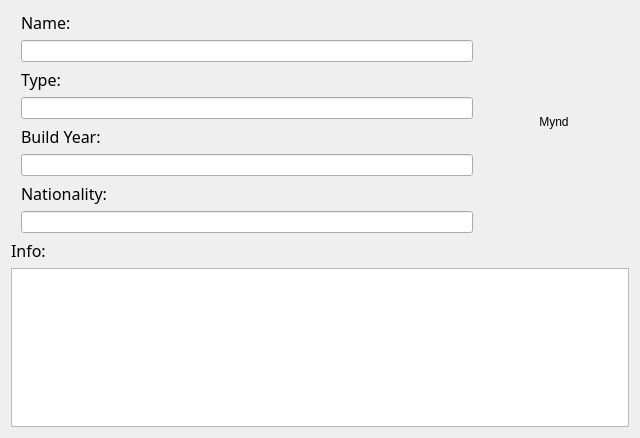
The window that infopagecomp.ui (Fanarito/VLN1) describes before a commit, drawn with Qt 5.
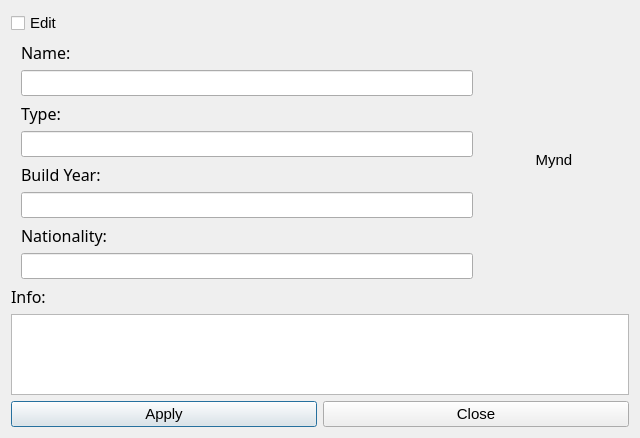
The same window after the commit.

The edit to the form file:
```diff
--- a/infopagecomp.ui
+++ b/infopagecomp.ui
@@ -10,10 +10,22 @@
     <height>438</height>
    </rect>
   </property>
+  <property name="font">
+   <font>
+    <pointsize>11</pointsize>
+   </font>
+  </property>
   <property name="windowTitle">
    <string>Dialog</string>
   </property>
   <layout class="QVBoxLayout" name="verticalLayout_3">
+   <item>
+    <widget class="QCheckBox" name="EditComputerCheckbox">
+     <property name="text">
+      <string>Edit</string>
+     </property>
+    </widget>
+   </item>
    <item>
     <layout class="QHBoxLayout" name="horizontalLayout_3">
      <property name="leftMargin">
@@ -138,6 +150,27 @@
      </item>
     </layout>
    </item>
+   <item>
+    <layout class="QHBoxLayout" name="horizontalLayout">
+     <property name="topMargin">
+      <number>0</number>
+     </property>
+     <item>
+      <widget class="QPushButton" name="applyComputerButton">
+       <property name="text">
+        <string>Apply</string>
+       </property>
+      </widget>
+     </item>
+     <item>
+      <widget class="QPushButton" name="closeComputerButton">
+       <property name="text">
+        <string>Close</string>
+       </property>
+      </widget>
+     </item>
+    </layout>
+   </item>
   </layout>
  </widget>
  <resources/>
```
